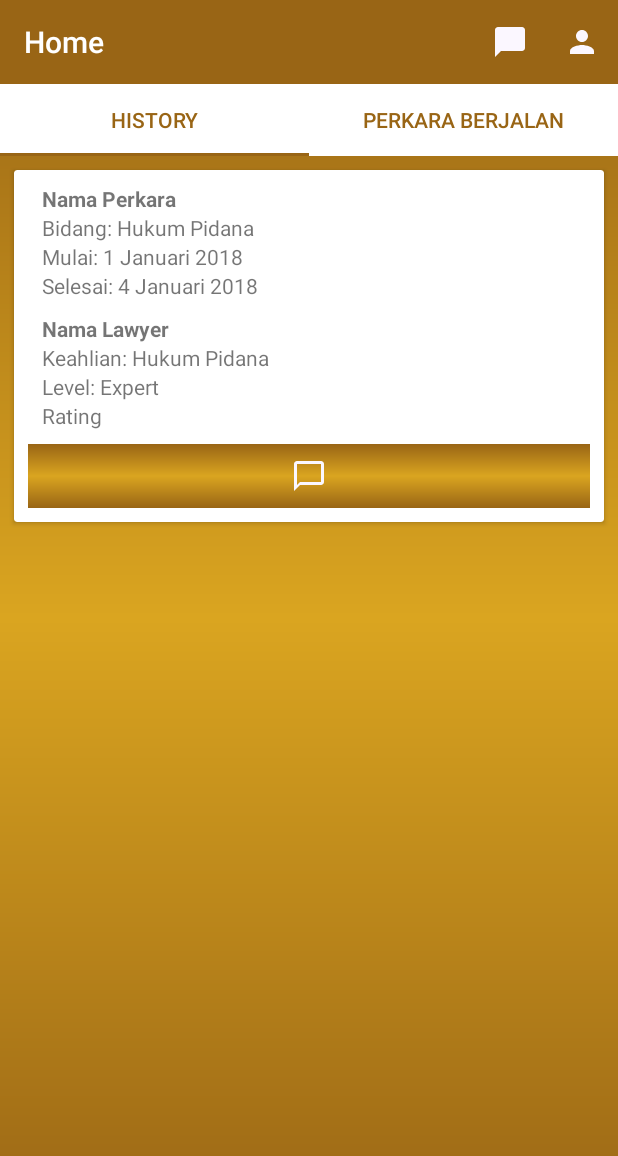
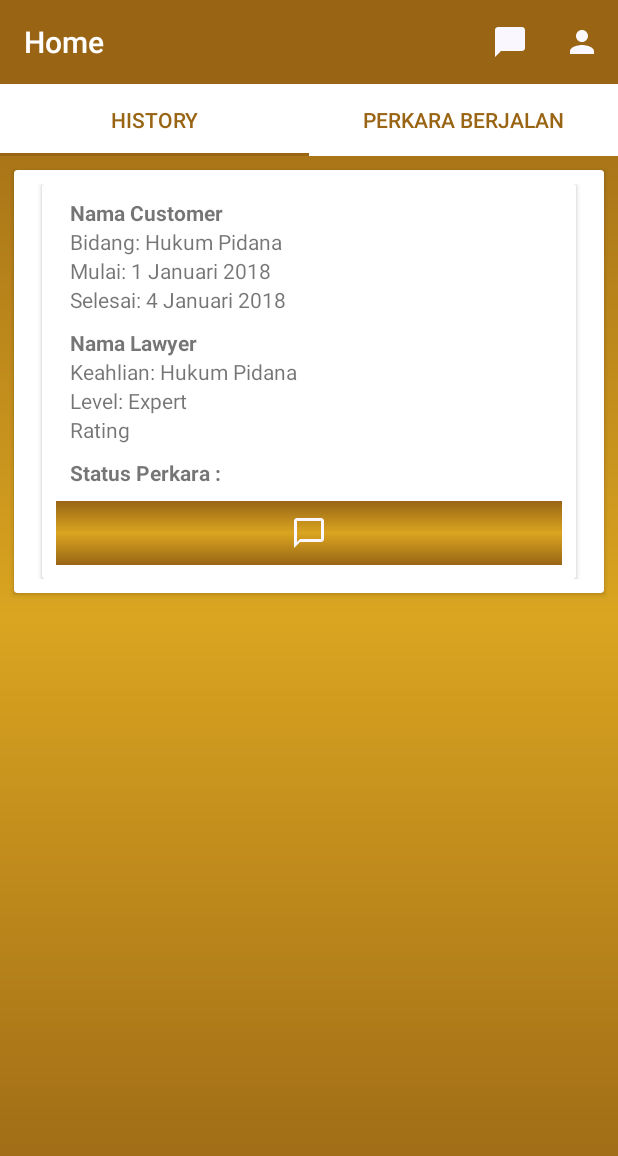
Before and after one commit to sidrive/androidmitra, an Android app: the screen it shows after launch (MainActivityCons), on a phone screen of 412 x 824 dp. Shown: the top 1156 px of the screen. Run offline under Robolectric (Android 15) with nearby library versions, the phone set to English and light mode, and no system bars; our stand-ins replace ButterKnife, Dagger/Hilt's generated code; libraries missing offline, so code that uses them is left out: retrofit2.adapter.rxjava, rx.android.schedulers, rx.schedulers, rx.subscriptions; 2 statements that could not run were skipped.

Commit message:
implement api for show list perkara

```diff
--- a/app/src/main/java/lawyerku/mitra/api/LawyerkuService.java
+++ b/app/src/main/java/lawyerku/mitra/api/LawyerkuService.java
@@ -4,6 +4,7 @@ import java.util.concurrent.TimeUnit;
 
 import lawyerku.mitra.BuildConfig;
 import lawyerku.mitra.api.model.CredentialModel;
+import lawyerku.mitra.api.model.PerkaraModel;
 import okhttp3.OkHttpClient;
 import okhttp3.logging.HttpLoggingInterceptor;
 import retrofit2.Retrofit;
@@ -14,6 +15,7 @@ import retrofit2.http.GET;
 import retrofit2.http.Header;
 import retrofit2.http.Headers;
 import retrofit2.http.POST;
+import retrofit2.http.Path;
 import rx.Observable;
 
 public interface LawyerkuService {
@@ -48,6 +50,12 @@ public interface LawyerkuService {
     Observable<Throwable> getProfile(@Header("Authorization") String header);
 
 
+    @Headers("Content-Type:application/json")
+    @GET("api/projects")
+    Observable<PerkaraModel.Response> getProjectNew(
+            @Header("Authorization") String header );
+
+
     //    ==============================================================
     //                      SERVICE
     //    ==============================================================
--- a/app/src/main/java/lawyerku/mitra/mainfragment/PerkaraNewFragment.java
+++ b/app/src/main/java/lawyerku/mitra/mainfragment/PerkaraNewFragment.java
@@ -1,17 +1,33 @@
 package lawyerku.mitra.mainfragment;
 
 import android.content.Context;
-import android.content.Intent;
 import android.net.Uri;
 import android.os.Bundle;
 import android.support.v4.app.Fragment;
+import android.support.v7.widget.DividerItemDecoration;
+import android.support.v7.widget.LinearLayoutManager;
+import android.support.v7.widget.RecyclerView;
+import android.util.Log;
 import android.view.LayoutInflater;
 import android.view.View;
 import android.view.ViewGroup;
-import android.widget.LinearLayout;
 
+import java.util.ArrayList;
+import java.util.List;
+
+import lawyerku.mitra.MainActivityCons;
 import lawyerku.mitra.R;
-import lawyerku.mitra.ui.DetailPerkara;
+import lawyerku.mitra.api.LawyerkuService;
+import lawyerku.mitra.api.adapter.AdapterPerkara;
+import lawyerku.mitra.api.model.PerkaraModel;
+import lawyerku.mitra.preference.GlobalPreference;
+import lawyerku.mitra.preference.PrefKey;
+import retrofit2.adapter.rxjava.HttpException;
+import rx.android.schedulers.AndroidSchedulers;
+import rx.schedulers.Schedulers;
+import rx.subscriptions.CompositeSubscription;
+
+import static android.support.constraint.Constraints.TAG;
 
 /**
  * A simple {@link Fragment} subclass.
@@ -27,9 +43,13 @@ public class PerkaraNewFragment extends Fragment {
     private static final String ARG_PARAM1 = "param1";
     private static final String ARG_PARAM2 = "param2";
 
+    AdapterPerkara adapterPerkara;
+
     // TODO: Rename and change types of parameters
     private String mParam1;
     private String mParam2;
+
+    private CompositeSubscription subscription;
 
     private OnFragmentInteractionListener mListener;
 
@@ -62,6 +82,7 @@ public class PerkaraNewFragment extends Fragment {
             mParam1 = getArguments().getString(ARG_PARAM1);
             mParam2 = getArguments().getString(ARG_PARAM2);
         }
+        this.subscription = new CompositeSubscription();
     }
 
     @Override
@@ -70,22 +91,15 @@ public class PerkaraNewFragment extends Fragment {
         // Inflate the layout for this fragment
         View view = inflater.inflate(R.layout.fragment_perkara_new, container, false);
 
-        LinearLayout lnHistory = (LinearLayout) view.findViewById(R.id.lnPerkara);
+        RecyclerView lsperkara = (RecyclerView) view.findViewById(R.id.lsperkara);
 
-        lnHistory.setOnClickListener(new View.OnClickListener() {
-
-            @Override
-            public void onClick(View arg0) {
-
-                Intent i = new Intent(getActivity(), DetailPerkara.class);
-                startActivity(i);
-
-            }
-        });
-
+        initRecycleView(lsperkara);
+        getPerkara(lsperkara);
 
         return view;
     }
+
+
 
     // TODO: Rename method, update argument and hook method into UI event
     public void onButtonPressed(Uri uri) {
@@ -125,4 +139,52 @@ public class PerkaraNewFragment extends Fragment {
         // TODO: Update argument type and name
         void onFragmentInteraction(Uri uri);
     }
+
+    public void initRecycleView(RecyclerView lsperkara) {
+
+        lsperkara.setHasFixedSize(true);
+//        LinearLayoutManager layoutManager = new LinearLayoutManager(getContext(),LinearLayoutManager.HORIZONTAL,false);
+        lsperkara.addItemDecoration(
+                new DividerItemDecoration(getActivity(), DividerItemDecoration.VERTICAL));
+        lsperkara.setLayoutManager(new LinearLayoutManager(getActivity()));
+//        lsbarang.setLayoutManager(layoutManager);
+        lsperkara.setNestedScrollingEnabled(false);
+
+    }
+
+    private void getPerkara(RecyclerView lsperkara) {
+        String accessToken = GlobalPreference.read(PrefKey.accessToken, String.class);
+
+        subscription.add(LawyerkuService.Factory.create().getProjectNew(accessToken)
+                .subscribeOn(Schedulers.io())
+                .observeOn(AndroidSchedulers.mainThread())
+                .subscribe(response -> {
+
+                    List<PerkaraModel.Response.Data> listPerkara = new ArrayList<>();
+
+                    if (response.status >= 200 && response.status < 300) {
+                        for (int position = 0; position < response.data.size(); position++){
+                            listPerkara.add(response.data.get(position));
+                        }
+                        initListPerkara(listPerkara,lsperkara);
+                        Log.e(TAG, "searchLawyer: "+listPerkara );
+                    } else {
+//                        createProjectListener.onError(response.message);
+                    }
+                }, throwable -> {
+                    int errorCode = ((HttpException) throwable).response().code();
+                    if (errorCode > 400)
+                        Log.e(TAG, "getPerkara: "+throwable );
+//                        createProjectListener.onError(App.getContext().getString(R.string.error_general));
+//                    createProjectListener.hideLoading();
+                }));
+    }
+
+    public void initListPerkara(List<PerkaraModel.Response.Data> listPerkara, RecyclerView lsperkara){
+        Log.e(TAG, "initListService: "+listPerkara );
+        adapterPerkara = new AdapterPerkara((ArrayList<PerkaraModel.Response.Data>) listPerkara,getContext(), (MainActivityCons) getActivity());
+        adapterPerkara.UpdatePerkara(listPerkara);
+        lsperkara.setAdapter(adapterPerkara);
+        Log.e(TAG, "initListService: "+adapterPerkara );
+    }
 }
--- a/app/src/main/java/lawyerku/mitra/ui/login/LoginActivity.java
+++ b/app/src/main/java/lawyerku/mitra/ui/login/LoginActivity.java
@@ -93,6 +93,7 @@ public class LoginActivity extends BaseActivity {
     CredentialModel.Request credential = new CredentialModel.Request();
     credential.email = txtEmail.getText().toString();
     credential.password = txtPassword.getText().toString();
+    credential.role_id = "2";
 
     presenter.validateLogin(credential);
 
--- a/app/src/main/res/layout/list_item_perkara_cons.xml
+++ b/app/src/main/res/layout/list_item_perkara_cons.xml
@@ -4,46 +4,57 @@
   android:layout_width="match_parent"
   android:layout_height="match_parent"
   xmlns:app="http://schemas.android.com/apk/res-auto">
+  <android.support.v7.widget.CardView
+      android:layout_width="match_parent"
+      android:layout_height="wrap_content"
+      android:layout_margin="@dimen/res_9dp"
+      >
+    <LinearLayout
+        android:id="@+id/lnPerkara"
+        android:layout_width="match_parent"
+        android:layout_height="wrap_content"
+        android:layout_margin="@dimen/res_9dp"
+        android:orientation="vertical">
 
   <TextView
-    android:id="@+id/tv_perkara"
-    android:layout_width="0dp"
+    android:id="@+id/tv_customer"
+    android:layout_width="wrap_content"
     android:layout_height="wrap_content"
     android:layout_marginStart="@dimen/res_9dp"
     android:layout_marginEnd="@dimen/res_9dp"
     android:textStyle="bold"
-    android:text="Nama Perkara"
+    android:text="Nama Customer"
     app:layout_constraintTop_toTopOf="parent"
     app:layout_constraintStart_toStartOf="parent"
     app:layout_constraintEnd_toEndOf="parent"
     />
 
   <TextView
-    android:id="@+id/Bidang"
-    android:layout_width="0dp"
+    android:id="@+id/tv_bidang"
+    android:layout_width="wrap_content"
     android:layout_height="wrap_content"
     android:layout_marginStart="@dimen/res_9dp"
     android:layout_marginEnd="@dimen/res_9dp"
     android:text="Bidang: Hukum Pidana"
-    app:layout_constraintTop_toBottomOf="@id/tv_perkara"
+    app:layout_constraintTop_toBottomOf="@id/tv_customer"
     app:layout_constraintStart_toStartOf="parent"
     app:layout_constraintEnd_toEndOf="parent"
     />
 
   <TextView
     android:id="@+id/tv_tgl_mulai"
-    android:layout_width="0dp"
+    android:layout_width="wrap_content"
     android:layout_height="wrap_content"
     android:layout_marginStart="@dimen/res_9dp"
     android:layout_marginEnd="@dimen/res_9dp"
     android:text="Mulai: 1 Januari 2018"
-    app:layout_constraintTop_toBottomOf="@id/Bidang"
+    app:layout_constraintTop_toBottomOf="@id/tv_bidang"
     app:layout_constraintStart_toStartOf="parent"
     app:layout_constraintEnd_toEndOf="parent"
     />
   <TextView
     android:id="@+id/tv_tgl_selesai"
-    android:layout_width="0dp"
+    android:layout_width="wrap_content"
     android:layout_height="wrap_content"
     android:layout_marginStart="@dimen/res_9dp"
     android:layout_marginEnd="@dimen/res_9dp"
@@ -56,7 +67,7 @@
 
   <TextView
     android:id="@+id/tv_lawyer"
-    android:layout_width="0dp"
+    android:layout_width="wrap_content"
     android:layout_height="wrap_content"
     android:layout_marginTop="@dimen/res_9dp"
     android:layout_marginStart="@dimen/res_9dp"
@@ -70,7 +81,7 @@
 
   <TextView
     android:id="@+id/tv_keahlian"
-    android:layout_width="0dp"
+    android:layout_width="wrap_content"
     android:layout_height="wrap_content"
     android:layout_marginStart="@dimen/res_9dp"
     android:layout_marginEnd="@dimen/res_9dp"
@@ -82,7 +93,7 @@
 
   <TextView
     android:id="@+id/tv_level"
-    android:layout_width="0dp"
+    android:layout_width="wrap_content"
     android:layout_height="wrap_content"
     android:layout_marginStart="@dimen/res_9dp"
     android:layout_marginEnd="@dimen/res_9dp"
@@ -93,7 +104,7 @@
     />
   <TextView
     android:id="@+id/tv_rating"
-    android:layout_width="0dp"
+    android:layout_width="wrap_content"
     android:layout_height="wrap_content"
     android:layout_marginStart="@dimen/res_9dp"
     android:layout_marginEnd="@dimen/res_9dp"
@@ -102,17 +113,34 @@
     app:layout_constraintStart_toStartOf="parent"
     app:layout_constraintEnd_toEndOf="parent"
     />
+
+      <TextView
+          android:id="@+id/tv_status"
+          android:layout_width="wrap_content"
+          android:layout_height="wrap_content"
+          android:layout_marginTop="@dimen/res_9dp"
+          android:layout_marginStart="@dimen/res_9dp"
+          android:layout_marginEnd="@dimen/res_9dp"
+          android:textStyle="bold"
+          android:text="Status Perkara :"
+          app:layout_constraintTop_toBottomOf="@id/tv_rating"
+          app:layout_constraintStart_toStartOf="parent"
+          app:layout_constraintEnd_toEndOf="parent"
+          />
+
   <ImageButton
     android:id="@+id/btn_message"
-    android:layout_width="0dp"
+    android:layout_width="match_parent"
     android:layout_height="wrap_content"
     android:src="@drawable/ic_chat_bubble_outline_black_24dp"
     android:layout_marginTop="@dimen/res_9dp"
     android:background="@drawable/bg_grad1"
     android:padding="@dimen/res_9dp"
-    app:layout_constraintTop_toBottomOf="@id/tv_rating"
+    app:layout_constraintTop_toBottomOf="@id/tv_status"
     app:layout_constraintStart_toStartOf="parent"
     app:layout_constraintEnd_toEndOf="parent"
     />
+    </LinearLayout>
+  </android.support.v7.widget.CardView>
 
 </android.support.constraint.ConstraintLayout>
```
Also changed, not shown: app/src/main/java/lawyerku/mitra/MainActivityCons.java (+14 -0 lines), app/src/main/java/lawyerku/mitra/api/adapter/AdapterPerkara.java (added, +120 -0 lines), app/src/main/java/lawyerku/mitra/api/model/CredentialModel.java (+25 -1 lines), app/src/main/java/lawyerku/mitra/api/model/PerkaraModel.java (added, +146 -0 lines), app/src/main/java/lawyerku/mitra/ui/login/LoginPresenter.java (+5 -10 lines), app/src/main/res/layout/fragment_perkara_new.xml (+6 -13 lines), 1 other file.
